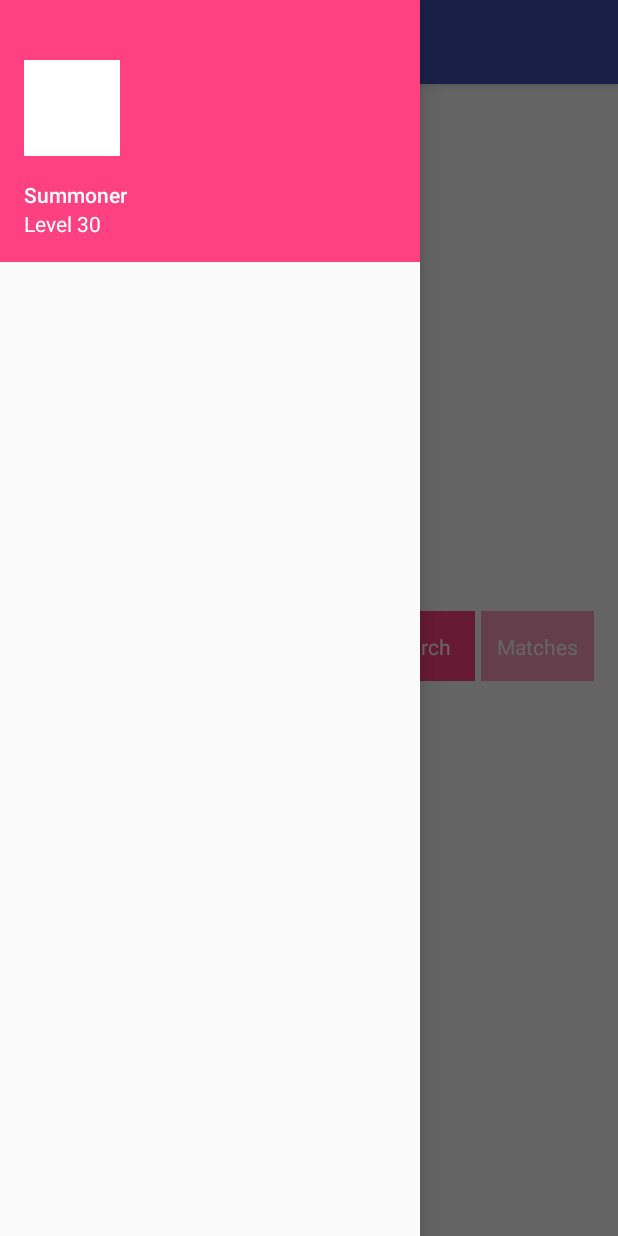
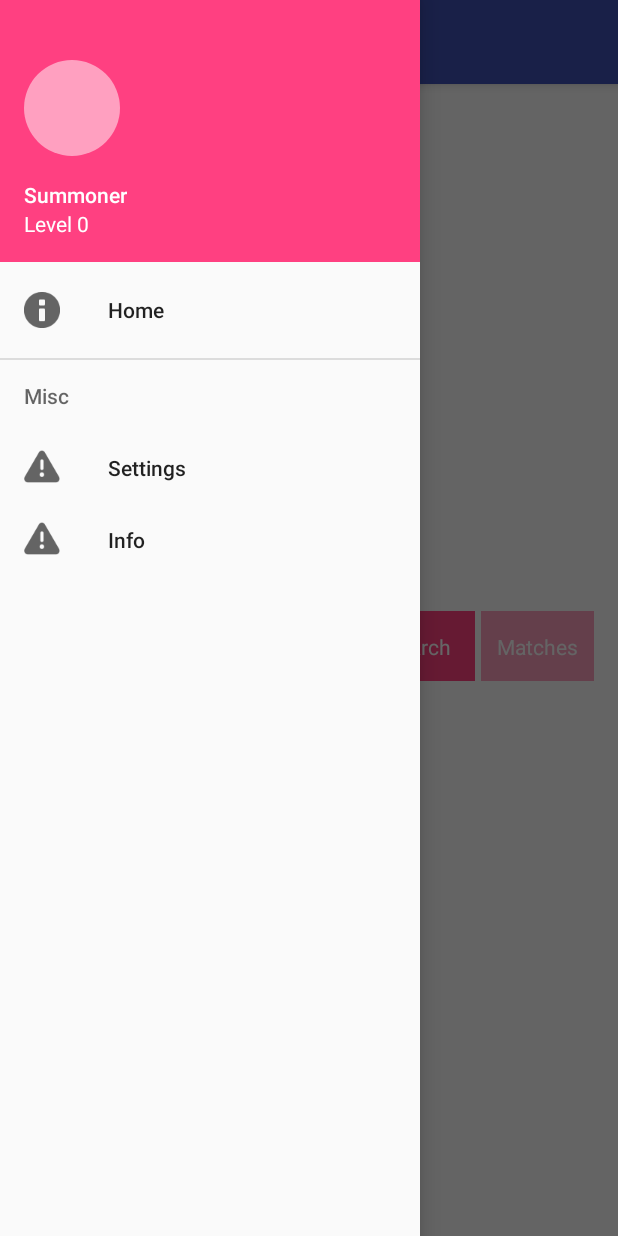
Before and after one commit to G00fY2/JustDoIt, an Android app: the screen it shows after launch (MainActivity), with the side drawer open, on a phone screen of 412 x 824 dp. Run offline under Robolectric (Android 15) with nearby library versions, the phone set to English and light mode, and no system bars; our stand-ins replace ButterKnife, Dagger/Hilt's generated code, RxJava, Timber; network calls fail; pictures from the network do not load.

Commit message:
Move navigation drawer binding and logic into separate class. Add mock menu items

```diff
--- a/app/src/main/java/de/g00fy2/justdoit/app/activities/BaseActivity.java
+++ b/app/src/main/java/de/g00fy2/justdoit/app/activities/BaseActivity.java
@@ -50,6 +50,10 @@ public abstract class BaseActivity extends AppCompatActivity {
 
   public abstract View getFragmentContainer();
 
+  public NavigationDrawer getNavigationDrawer() {
+    return activityComponent.navigationDrawer();
+  }
+
   public Navigator getNavigator() {
     return activityComponent.navigator();
   }
--- a/app/src/main/java/de/g00fy2/justdoit/app/activities/MainActivity.java
+++ b/app/src/main/java/de/g00fy2/justdoit/app/activities/MainActivity.java
@@ -2,22 +2,12 @@ package de.g00fy2.justdoit.app.activities;
 
 import android.os.Bundle;
 import android.support.annotation.Nullable;
-import android.support.design.widget.NavigationView;
-import android.support.v4.widget.DrawerLayout;
 import android.support.v7.app.ActionBar;
-import android.support.v7.app.ActionBarDrawerToggle;
 import android.support.v7.widget.Toolbar;
-import android.view.Gravity;
 import android.view.View;
-import android.widget.ImageView;
-import android.widget.TextView;
 import butterknife.BindView;
-import com.bumptech.glide.Glide;
-import com.bumptech.glide.request.RequestOptions;
 import de.g00fy2.justdoit.R;
 import de.g00fy2.justdoit.app.annotations.Layout;
-import de.g00fy2.justdoit.app.utils.APIUtils;
-import de.g00fy2.model.models.Summoner;
 
 /**
  * Created by Thomas Wirth on 04.10.2017.
@@ -25,28 +15,21 @@ import de.g00fy2.model.models.Summoner;
 
 @Layout(R.layout.activity_main) public class MainActivity extends BaseActivity {
 
-  @BindView(R.id.drawer_layout) DrawerLayout drawerLayout;
   @BindView(R.id.toolbar) Toolbar toolbar;
   @BindView(R.id.fragment_container) View fragmentContainer;
-  @BindView(R.id.navigation_view) NavigationView navigationView;
 
   @Override protected void onCreate(@Nullable Bundle savedInstanceState) {
     super.onCreate(savedInstanceState);
 
     setSupportActionBar(toolbar);
-    ActionBarDrawerToggle drawerToggle =
-        new ActionBarDrawerToggle(this, drawerLayout, toolbar, R.string.navigation_drawer_open,
-            R.string.navigation_drawer_close);
-    drawerLayout.setStatusBarBackgroundColor(getResources().getColor(R.color.colorPrimaryDark));
-    drawerLayout.addDrawerListener(drawerToggle);
     final ActionBar ab = getSupportActionBar();
     ab.setDisplayHomeAsUpEnabled(true);
     ab.setHomeButtonEnabled(true);
-    drawerToggle.syncState();
   }
 
   @Override protected void onResume() {
     super.onResume();
+    getNavigationDrawer().setDrawerLayout(toolbar);
     getNavigator().showStartFragment();
   }
 
@@ -59,9 +42,7 @@ import de.g00fy2.model.models.Summoner;
   }
 
   @Override public void onBackPressed() {
-    if (drawerLayout.isDrawerOpen(Gravity.START)) {
-      drawerLayout.closeDrawer(Gravity.START);
-    } else {
+    if (!getNavigationDrawer().closeWhenOpened()) {
       super.onBackPressed();
     }
   }
@@ -73,19 +54,4 @@ import de.g00fy2.model.models.Summoner;
   @Override public View getFragmentContainer() {
     return fragmentContainer;
   }
-
-  public void setNavigationDrawerHeaderData(Summoner summoner) {
-    if (summoner != null) {
-      Glide.with(this)
-          .load(APIUtils.generateProfileIconUrl(summoner.profileIconId))
-          .apply(RequestOptions.circleCropTransform())
-          .into((ImageView) navigationView.findViewById(
-              R.id.navigation_header_summoner_icon_imageview));
-      ((TextView) navigationView.findViewById(
-          R.id.navigation_header_summoner_name_textview)).setText(summoner.name);
-      ((TextView) navigationView.findViewById(
-          R.id.navigation_header_summoner_level_textview)).setText(
-          "Level " + String.valueOf(summoner.summonerLevel));
-    }
-  }
 }
--- /dev/null
+++ b/app/src/main/java/de/g00fy2/justdoit/app/activities/NavigationDrawer.java
@@ -0,0 +1,89 @@
+package de.g00fy2.justdoit.app.activities;
+
+import android.support.annotation.NonNull;
+import android.support.design.widget.NavigationView;
+import android.support.v4.widget.DrawerLayout;
+import android.support.v7.app.ActionBarDrawerToggle;
+import android.support.v7.widget.Toolbar;
+import android.view.Gravity;
+import android.view.MenuItem;
+import android.view.View;
+import android.widget.ImageView;
+import android.widget.TextView;
+import com.bumptech.glide.Glide;
+import com.bumptech.glide.request.RequestOptions;
+import de.g00fy2.justdoit.R;
+import de.g00fy2.justdoit.app.utils.APIUtils;
+import de.g00fy2.model.models.Summoner;
+import javax.inject.Inject;
+import timber.log.Timber;
+
+/**
+ * Created by Thomas Wirth on 19.11.2017.
+ */
+
+public class NavigationDrawer implements NavigationView.OnNavigationItemSelectedListener {
+
+  private BaseActivity baseActivity;
+  private DrawerLayout drawerLayout;
+  private ImageView summonerIconImageView;
+  private TextView summonerNameTextView;
+  private TextView summonerLevelTextView;
+
+  @Inject public NavigationDrawer(BaseActivity baseActivity) {
+    this.baseActivity = baseActivity;
+  }
+
+  void setDrawerLayout(Toolbar toolbar) {
+    if (drawerLayout == null && toolbar != null) {
+      drawerLayout = baseActivity.findViewById(R.id.drawer_layout);
+      NavigationView navigationView = baseActivity.findViewById(R.id.navigation_view);
+      navigationView.setNavigationItemSelectedListener(this);
+
+      ActionBarDrawerToggle drawerToggle =
+          new ActionBarDrawerToggle(baseActivity, this.drawerLayout, toolbar,
+              R.string.navigation_drawer_open, R.string.navigation_drawer_close);
+      drawerLayout.setStatusBarBackgroundColor(
+          baseActivity.getResources().getColor(R.color.colorPrimaryDark));
+      drawerLayout.addDrawerListener(drawerToggle);
+      drawerToggle.syncState();
+
+      View headerLayout = navigationView.getHeaderView(0);
+      summonerIconImageView =
+          headerLayout.findViewById(R.id.navigation_header_summoner_icon_imageview);
+      summonerNameTextView =
+          headerLayout.findViewById(R.id.navigation_header_summoner_name_textview);
+      summonerLevelTextView =
+          headerLayout.findViewById(R.id.navigation_header_summoner_level_textview);
+    }
+  }
+
+  Boolean closeWhenOpened() {
+    if (drawerLayout.isDrawerOpen(Gravity.START)) {
+      drawerLayout.closeDrawer(Gravity.START);
+      return true;
+    } else {
+      return false;
+    }
+  }
+
+  public void setNavigationDrawerHeaderData(Summoner summoner) {
+    if (baseActivity != null && summoner != null) {
+      Glide.with(baseActivity)
+          .load(APIUtils.generateProfileIconUrl(summoner.profileIconId))
+          .apply(RequestOptions.circleCropTransform())
+          .into(summonerIconImageView);
+      summonerNameTextView.setText(summoner.name);
+      summonerLevelTextView.setText("Level " + String.valueOf(summoner.summonerLevel));
+    }
+  }
+
+  @Override public boolean onNavigationItemSelected(@NonNull MenuItem item) {
+    int id = item.getItemId();
+    if (id == R.id.home) {
+      Timber.d("Home clicked");
+    }
+    drawerLayout.closeDrawer(Gravity.START);
+    return true;
+  }
+}
--- a/app/src/main/java/de/g00fy2/justdoit/app/di/components/ActivityComponent.java
+++ b/app/src/main/java/de/g00fy2/justdoit/app/di/components/ActivityComponent.java
@@ -4,6 +4,7 @@ import android.content.Context;
 import dagger.Component;
 import de.g00fy2.justdoit.app.Navigator;
 import de.g00fy2.justdoit.app.activities.BaseActivity;
+import de.g00fy2.justdoit.app.activities.NavigationDrawer;
 import de.g00fy2.justdoit.app.controllers.ErrorController;
 import de.g00fy2.justdoit.app.controllers.SnackbarController;
 import de.g00fy2.justdoit.app.di.modules.ActivityModule;
@@ -30,6 +31,8 @@ import de.g00fy2.model.datastores.SummonerDataStore;
 
   Navigator navigator();
 
+  NavigationDrawer navigationDrawer();
+
   // Controllers
 
   MoshiController moshiController();
--- a/app/src/main/java/de/g00fy2/justdoit/app/di/modules/ActivityModule.java
+++ b/app/src/main/java/de/g00fy2/justdoit/app/di/modules/ActivityModule.java
@@ -5,6 +5,7 @@ import dagger.Module;
 import dagger.Provides;
 import de.g00fy2.justdoit.app.Navigator;
 import de.g00fy2.justdoit.app.activities.BaseActivity;
+import de.g00fy2.justdoit.app.activities.NavigationDrawer;
 import de.g00fy2.justdoit.app.di.scopes.PerActivity;
 
 /**
@@ -30,4 +31,8 @@ import de.g00fy2.justdoit.app.di.scopes.PerActivity;
   @Provides @PerActivity Navigator provideNavigator() {
     return new Navigator(activity);
   }
+
+  @Provides @PerActivity NavigationDrawer provideNavigationDrawerHelper() {
+    return new NavigationDrawer(activity);
+  }
 }
--- a/app/src/main/java/de/g00fy2/justdoit/app/fragments/start/StartFragment.java
+++ b/app/src/main/java/de/g00fy2/justdoit/app/fragments/start/StartFragment.java
@@ -5,7 +5,6 @@ import android.widget.TextView;
 import butterknife.BindView;
 import butterknife.OnClick;
 import de.g00fy2.justdoit.R;
-import de.g00fy2.justdoit.app.activities.MainActivity;
 import de.g00fy2.justdoit.app.annotations.Layout;
 import de.g00fy2.justdoit.app.annotations.Title;
 import de.g00fy2.justdoit.app.fragments.base.BaseFragment;
@@ -47,7 +46,7 @@ import javax.inject.Inject;
   }
 
   @Override public void setDefaultSummoner(Summoner summoner) {
-    ((MainActivity) getBaseActivity()).setNavigationDrawerHeaderData(summoner);
+    getBaseActivity().getNavigationDrawer().setNavigationDrawerHeaderData(summoner);
   }
 
   @Override public void activateMatchsearch(boolean activate) {
--- /dev/null
+++ b/app/src/main/res/drawable/circle_placeholder.xml
@@ -0,0 +1,10 @@
+<?xml version="1.0" encoding="utf-8"?>
+<shape
+    xmlns:android="http://schemas.android.com/apk/res/android"
+    android:shape="oval">
+  <solid
+      android:color="#80FFFFFF"/>
+  <size
+      android:width="64dp"
+      android:height="64dp"/>
+</shape>
--- a/app/src/main/res/layout/activity_main.xml
+++ b/app/src/main/res/layout/activity_main.xml
@@ -39,5 +39,6 @@
       android:layout_gravity="start"
       android:fitsSystemWindows="true"
       app:headerLayout="@layout/navigation_view_header"
+      app:menu="@menu/navigation_view_menu"
       />
 </android.support.v4.widget.DrawerLayout>
--- a/app/src/main/res/layout/navigation_view_header.xml
+++ b/app/src/main/res/layout/navigation_view_header.xml
@@ -29,7 +29,7 @@
         android:layout_width="64dp"
         android:layout_height="64dp"
         android:layout_marginBottom="16dp"
-        android:src="@android:color/white"
+        android:src="@drawable/circle_placeholder"
         />
     <TextView
         android:id="@+id/navigation_header_summoner_name_textview"
@@ -45,7 +45,7 @@
         android:layout_width="wrap_content"
         android:layout_height="wrap_content"
         android:fontFamily="sans-serif"
-        android:text="Level 30"
+        android:text="Level 0"
         android:textColor="@android:color/white"
         android:textSize="14sp"
         />
--- /dev/null
+++ b/app/src/main/res/menu/navigation_view_menu.xml
@@ -0,0 +1,21 @@
+<?xml version="1.0" encoding="utf-8"?>
+<menu xmlns:android="http://schemas.android.com/apk/res/android">
+  <group android:checkableBehavior="single">
+    <item
+        android:id="@+id/home"
+        android:icon="@android:drawable/ic_dialog_info"
+        android:title="Home"/>
+  </group>
+  <item android:title="Misc">
+    <menu>
+      <item
+          android:id="@+id/fb"
+          android:icon="@android:drawable/ic_dialog_alert"
+          android:title="Settings"/>
+      <item
+          android:id="@+id/gplus"
+          android:icon="@android:drawable/ic_dialog_alert"
+          android:title="Info"/>
+    </menu>
+  </item>
+</menu>
```
